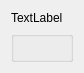
carlrizk/QCMpp, file questionreadwidget.ui: the form before one commit.
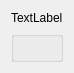
The form after the commit.

The edit to the form file:
```diff
--- a/questionreadwidget.ui
+++ b/questionreadwidget.ui
@@ -6,7 +6,7 @@
    <rect>
     <x>0</x>
     <y>0</y>
-    <width>84</width>
+    <width>65</width>
     <height>57</height>
    </rect>
   </property>
@@ -32,19 +32,6 @@
      <layout class="QVBoxLayout" name="verticalLayout_2"/>
     </widget>
    </item>
-   <item>
-    <spacer name="verticalSpacer">
-     <property name="orientation">
-      <enum>Qt::Vertical</enum>
-     </property>
-     <property name="sizeHint" stdset="0">
-      <size>
-       <width>20</width>
-       <height>40</height>
-      </size>
-     </property>
-    </spacer>
-   </item>
   </layout>
  </widget>
  <resources/>
```
